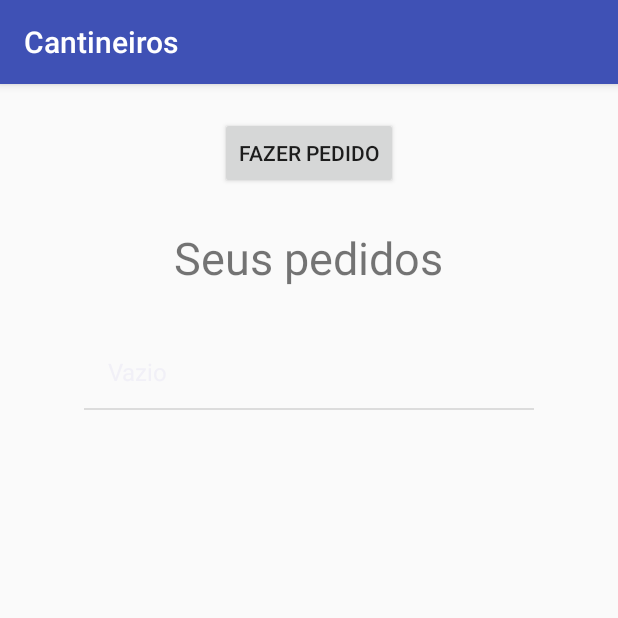
After one commit to andrebriani/Cantineiros, an Android app: the Activity_Comprador_Principal screen opened directly, with no data from a screen before it, on a phone screen of 412 x 824 dp, the top half of it. The commit adds this screen. Run offline under Robolectric (Android 15) with nearby library versions, the phone set to English and light mode, and no system bars.

Commit message:
Mais um pouco de implementação

```diff
--- a/app/src/main/java/com/example/a10516125940/cantineiros/Constantes.java
+++ b/app/src/main/java/com/example/a10516125940/cantineiros/Constantes.java
@@ -1,6 +1,7 @@
 package com.example.a10516125940.cantineiros;
 
-import com.example.a10516125940.cantineiros.View.Produto;
+import com.example.a10516125940.cantineiros.Model.Produto;
+import com.example.a10516125940.cantineiros.Model.Usuario;
 
 import java.util.ArrayList;
 
@@ -10,5 +11,6 @@ import java.util.ArrayList;
 
 public class Constantes {
 
+    public static Usuario u = new Usuario();
     public static ArrayList<Produto> listaProdutos = new ArrayList<>() ;
 }
--- /dev/null
+++ b/app/src/main/java/com/example/a10516125940/cantineiros/Controller/Activity_Comprador_Principal.java
@@ -0,0 +1,61 @@
+package com.example.a10516125940.cantineiros.Controller;
+
+import android.content.Intent;
+import android.support.v7.app.AppCompatActivity;
+import android.os.Bundle;
+import android.view.View;
+import android.widget.ArrayAdapter;
+import android.widget.Button;
+import android.widget.ListView;
+
+import com.example.a10516125940.cantineiros.Model.Pedido;
+import com.example.a10516125940.cantineiros.R;
+
+import java.util.ArrayList;
+
+public class Activity_Comprador_Principal extends AppCompatActivity {
+
+    private Button botaoFazerPedido;
+    private ListView listViewPedidos;
+
+    @Override
+    protected void onCreate(Bundle savedInstanceState) {
+        super.onCreate(savedInstanceState);
+        setContentView(R.layout.activity__comprador_principal);
+
+        botaoFazerPedido = findViewById(R.id.botaoPedir);
+        listViewPedidos = findViewById(R.id.listViewPedidos);
+
+        inserirElementosListaInterface(com.example.a10516125940.cantineiros.Constantes.u.getListaPedidos());
+
+        botaoFazerPedido.setOnClickListener(new View.OnClickListener() {
+            @Override
+            public void onClick(View v) {
+                startActivity(new Intent(Activity_Comprador_Principal.this, Activity_Fazer_Pedido.class));
+            }
+        });
+    }
+
+    private void inserirElementosListaInterface(ArrayList<Pedido> lista){
+        if(lista.isEmpty()){
+            ArrayAdapter<String> adaptador = new ArrayAdapter<String>(
+                    getApplicationContext(), android.R.layout.simple_list_item_1,
+                    android.R.id.text1, new String[]{"Vazio"}
+            );
+
+            listViewPedidos.setAdapter(adaptador);
+        }else{
+            ArrayList<String> listaDado = new ArrayList<>(lista.size());
+
+            for(Pedido p: lista){
+                listaDado.add(p.toString());
+            }
+            ArrayAdapter<String> adaptador = new ArrayAdapter<String>(
+                    getApplicationContext(), android.R.layout.simple_list_item_1,
+                    android.R.id.text1, listaDado
+            );
+
+            listViewPedidos.setAdapter(adaptador);
+        }
+    }
+}
--- a/app/src/main/java/com/example/a10516125940/cantineiros/MainActivity.java
+++ b/app/src/main/java/com/example/a10516125940/cantineiros/Controller/MainActivity.java
@@ -1,4 +1,4 @@
-package com.example.a10516125940.cantineiros;
+package com.example.a10516125940.cantineiros.Controller;
 
 import android.content.Intent;
 import android.support.v7.app.AppCompatActivity;
@@ -8,6 +8,8 @@ import android.widget.Button;
 import android.widget.EditText;
 import android.widget.TextView;
 import android.widget.Toast;
+
+import com.example.a10516125940.cantineiros.R;
 
 public class MainActivity extends AppCompatActivity {
 
@@ -29,7 +31,7 @@ public class MainActivity extends AppCompatActivity {
         botaoEntrar.setOnClickListener(new View.OnClickListener() {
             @Override
             public void onClick(View v) {
-                startActivity(new Intent(MainActivity.this, Activity_Administrador.class));
+                startActivity(new Intent(MainActivity.this, Activity_Comprador_Principal.class));
             }
         });
 
--- a/app/src/main/java/com/example/a10516125940/cantineiros/View/Administrador.java
+++ b/app/src/main/java/com/example/a10516125940/cantineiros/Model/Administrador.java
@@ -1,4 +1,4 @@
-package com.example.a10516125940.cantineiros.View;
+package com.example.a10516125940.cantineiros.Model;
 
 /**
  * Created by 10516125940 on 31/10/2017.
--- a/app/src/main/java/com/example/a10516125940/cantineiros/View/Comprador.java
+++ b/app/src/main/java/com/example/a10516125940/cantineiros/Model/Comprador.java
@@ -1,4 +1,4 @@
-package com.example.a10516125940.cantineiros.View;
+package com.example.a10516125940.cantineiros.Model;
 
 import java.util.ArrayList;
 
@@ -28,6 +28,6 @@ public class Comprador extends Usuario {
     }
 
     public boolean removePedido(Pedido p){
-        listaPedidos.remove(p);
+        return listaPedidos.remove(p);
     }
 }
--- a/app/src/main/res/layout/activity__administrador.xml
+++ b/app/src/main/res/layout/activity__administrador.xml
@@ -8,7 +8,7 @@
         xmlns:tools="http://schemas.android.com/tools"
         android:layout_width="match_parent"
         android:layout_height="match_parent"
-        tools:context="com.example.a10516125940.cantineiros.Activity_Administrador">
+        tools:context="com.example.a10516125940.cantineiros.Controller.Activity_Administrador">
 
         <TextView
             android:id="@+id/textView_titulo"
--- /dev/null
+++ b/app/src/main/res/layout/activity__comprador_principal.xml
@@ -0,0 +1,52 @@
+<?xml version="1.0" encoding="utf-8"?>
+<ScrollView xmlns:android="http://schemas.android.com/apk/res/android"
+    android:layout_width="fill_parent"
+    android:layout_height="fill_parent">
+
+<RelativeLayout xmlns:android="http://schemas.android.com/apk/res/android"
+    xmlns:app="http://schemas.android.com/apk/res-auto"
+    xmlns:tools="http://schemas.android.com/tools"
+    android:layout_width="match_parent"
+    android:layout_height="match_parent"
+    tools:context="com.example.a10516125940.cantineiros.Controller.Activity_Comprador_Principal">
+
+    <TextView
+        android:id="@+id/textView"
+        android:layout_width="wrap_content"
+        android:layout_height="wrap_content"
+        android:layout_alignParentTop="true"
+        android:layout_centerHorizontal="true"
+        android:layout_marginTop="29dp"
+        android:text="Nome Usuário"
+        android:textSize="@dimen/tamanho_titulo" />
+
+    <Button
+        android:id="@+id/botaoPedir"
+        android:layout_width="wrap_content"
+        android:layout_height="wrap_content"
+        android:layout_below="@+id/textView"
+        android:layout_centerHorizontal="true"
+        android:layout_marginTop="24dp"
+        android:text="Fazer pedido" />
+
+    <TextView
+        android:id="@+id/textView7"
+        android:layout_width="wrap_content"
+        android:layout_height="wrap_content"
+        android:layout_below="@+id/botaoPedir"
+        android:layout_centerHorizontal="true"
+        android:layout_marginTop="25dp"
+        android:text="Seus pedidos"
+        android:textSize="@dimen/tamanho_titulo" />
+
+    <ListView
+        android:id="@+id/listViewPedidos"
+        android:layout_width="300dp"
+        android:layout_height="600dp"
+        android:layout_below="@+id/textView7"
+        android:layout_centerHorizontal="true"
+        android:layout_marginTop="32dp" />
+
+</RelativeLayout>
+
+</ScrollView>
--- a/app/src/main/res/layout/activity_main.xml
+++ b/app/src/main/res/layout/activity_main.xml
@@ -4,7 +4,7 @@
     xmlns:tools="http://schemas.android.com/tools"
     android:layout_width="match_parent"
     android:layout_height="match_parent"
-    tools:context="com.example.a10516125940.cantineiros.MainActivity">
+    tools:context="com.example.a10516125940.cantineiros.Controller.MainActivity">
 
     <TextView
         android:id="@+id/textView_Titulo"
--- a/app/src/main/res/values/dimens.xml
+++ b/app/src/main/res/values/dimens.xml
@@ -1,3 +1,4 @@
 <resources>
     <dimen name="fab_margin">16dp</dimen>
+    <dimen name="tamanho_titulo">30dp</dimen>
 </resources>
```
Also changed, not shown: app/src/main/AndroidManifest.xml (+4 -3 lines), app/src/main/java/com/example/a10516125940/cantineiros/Activity_Comprador.java (deleted, +0 -13 lines), app/src/main/java/com/example/a10516125940/cantineiros/Controller/Activity_Administrador.java (renamed from app/src/main/java/com/example/a10516125940/cantineiros/Activity_Administrador.java, +13 -3 lines), app/src/main/java/com/example/a10516125940/cantineiros/Controller/Activity_Fazer_Pedido.java (added, +34 -0 lines), app/src/main/java/com/example/a10516125940/cantineiros/Model/Pedido.java (renamed from app/src/main/java/com/example/a10516125940/cantineiros/View/Pedido.java, +13 -1 lines), app/src/main/java/com/example/a10516125940/cantineiros/Model/Produto.java (renamed from app/src/main/java/com/example/a10516125940/cantineiros/View/Produto.java, +2 -7 lines), app/src/main/java/com/example/a10516125940/cantineiros/Model/Usuario.java (renamed from app/src/main/java/com/example/a10516125940/cantineiros/View/Usuario.java, +18 -1 lines), app/src/main/res/layout/activity__comprador.xml (deleted, +0 -9 lines), app/src/main/res/layout/activity__fazer__pedido.xml (added, +85 -0 lines).
